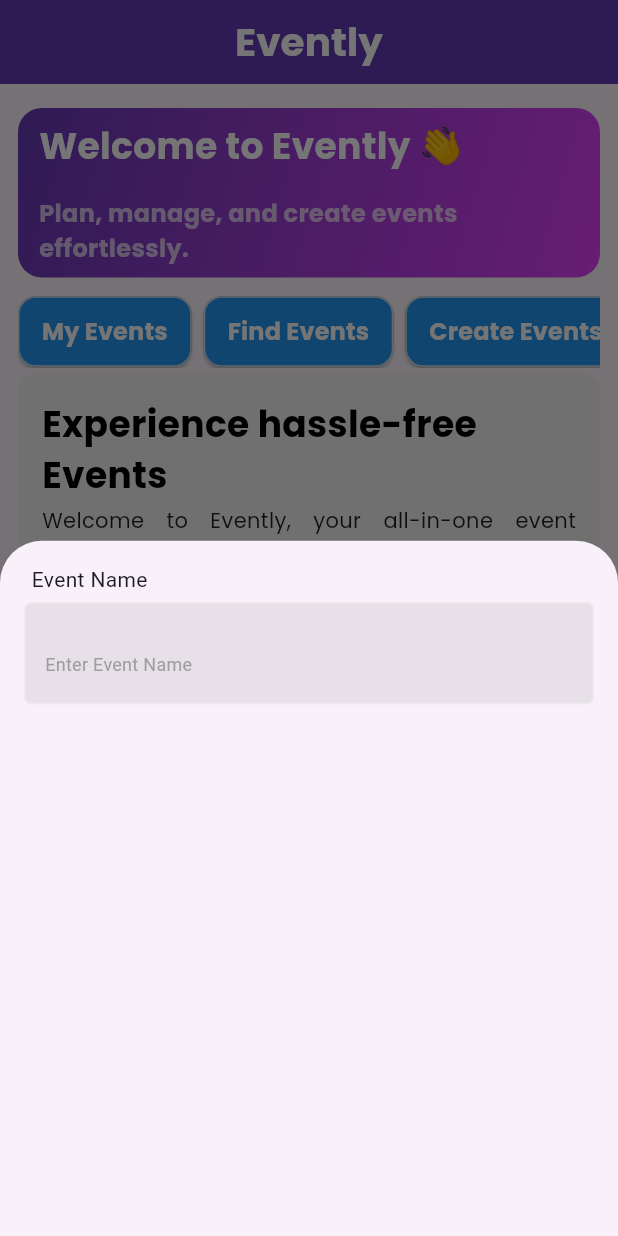
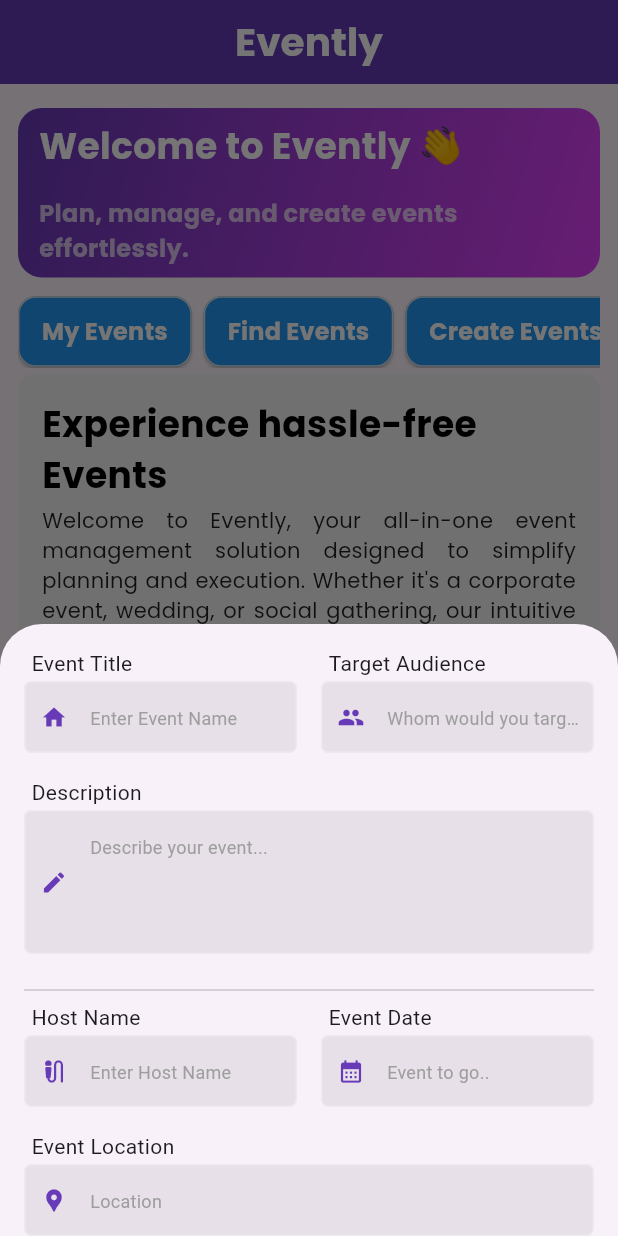
Before and after one commit to gtmpras/Evently, a Flutter app: the screen it shows once a user with an empty profile is signed in, after a tap on "Create Events", on a phone screen of 412 x 824 dp. Run offline on Flutter 3.47's test engine with Material 3 defaults, Android fonts, the phone set to English and light mode, and no system bars; our stand-ins replace cloud_firestore, firebase_auth, firebase_core, flutter_riverpod, go_router, google_fonts and 2 more; accounts and stored records are empty.

Commit message:
event_form manage

```diff
--- a/lib/shared/widgets/form_field_title.dart
+++ b/lib/shared/widgets/form_field_title.dart
@@ -35,7 +35,7 @@ class TextFieldFormat extends StatelessWidget {
             ],
           ),
         ),
-        const SizedBox(height: 5),
+        const SizedBox(height: 2),
         textFormField,
       ],
     );
--- a/lib/shared/widgets/textformfield_widget.dart
+++ b/lib/shared/widgets/textformfield_widget.dart
@@ -5,12 +5,12 @@ Widget customTextFormField(
   TextInputType inputType,
 ) {
   return TextFormField(
+    cursorHeight: 0.5,
     controller: controller,
     keyboardType: inputType,
     decoration: InputDecoration(border: OutlineInputBorder()),
   );
 }
-
 
 Widget customDatePicker(
   TextEditingController controller,
@@ -23,13 +23,14 @@ Widget customDatePicker(
       border: OutlineInputBorder(),
       hintText: 'Select Date', // Optional hint text
     ),
-    onTap: () => _selectDate(context,controller),
+    onTap: () => _selectDate(context, controller),
   );
-
-
 }
 
- Future<void> _selectDate(BuildContext context, TextEditingController controller)async {
+Future<void> _selectDate(
+  BuildContext context,
+  TextEditingController controller,
+) async {
   // Open the date picker and await the selected date
   DateTime? datePicked = await showDatePicker(
     context: context,
@@ -40,6 +41,7 @@ Widget customDatePicker(
 
   if (datePicked != null) {
     // Format the selected date as yyyy-MM-dd
-        controller.text = '${datePicked.year}-${datePicked.month.toString().padLeft(2, '0')}-${datePicked.day.toString().padLeft(2, '0')}';
+    controller.text =
+        '${datePicked.year}-${datePicked.month.toString().padLeft(2, '0')}-${datePicked.day.toString().padLeft(2, '0')}';
   }
 }
--- a/lib/src/presentations/home_screen.dart
+++ b/lib/src/presentations/home_screen.dart
@@ -4,6 +4,7 @@ import 'package:evently/core/routing/route_constants.dart';
 import 'package:evently/shared/widgets/decoration/text_field_decoration.dart';
 import 'package:evently/shared/widgets/form_field_title.dart';
 import 'package:evently/src/partners/services/auth_services.dart';
+import 'package:evently/src/presentations/widgets/create_event_form.dart';
 import 'package:flutter/material.dart';
 
 class HomeScreen extends StatefulWidget {
@@ -107,29 +108,19 @@ class _HomeScreenState extends State<HomeScreen> {
   _buildCreateEvents() {
     return showModalBottomSheet(
       context: context,
+      isScrollControlled: true, // Important for full height with keyboard
       builder:
-          (_) => Container(
-            padding: EdgeInsets.all(16),
-            child: Form(
-              onChanged: () {},
-              child: Column(
-                children: [
-                  Expanded(
-                    child: TextFieldFormat(
-                      textFieldName: "Event Name",
-                      textFormField: TextFormField(
-                        // controller: eventNameController
-                        style: Theme.of(context).textTheme.displaySmall,
-                        decoration: TextFormDecoration(context).decoration(
-                          hintText: "Enter Event Name",
-                          errorText: null,
-                        ),
-                      ),
-                    ),
-                  ),
-                ],
-              ),
+          (_) => Padding(
+            padding: EdgeInsets.only(
+              left: 16,
+              right: 16,
+              top: 16,
+              bottom:
+                  MediaQuery.of(
+                    context,
+                  ).viewInsets.bottom, // Adjust for keyboard
             ),
+            child: SingleChildScrollView(child: const CreateEventForm()),
           ),
     );
   }
--- /dev/null
+++ b/lib/src/presentations/widgets/create_event_form.dart
@@ -0,0 +1,110 @@
+import 'package:flutter/material.dart';
+import 'package:evently/shared/widgets/decoration/text_field_decoration.dart';
+import 'package:evently/shared/widgets/form_field_title.dart';
+
+class CreateEventForm extends StatelessWidget {
+  const CreateEventForm({super.key});
+
+  @override
+  Widget build(BuildContext context) {
+    return Form(
+      onChanged: () {},
+      child: Column(
+        crossAxisAlignment: CrossAxisAlignment.start,
+        children: [
+          // Row with Event Title & Target Audience
+          Row(
+            children: [
+              Expanded(
+                child: TextFieldFormat(
+                  textFieldName: "Event Title",
+                  textFormField: TextFormField(
+                    decoration: TextFormDecoration(context).decoration(
+                      prefixIcon: Icons.home,
+                      hintText: "Enter Event Name",
+                      errorText: null,
+                    ),
+                  ),
+                ),
+              ),
+              const SizedBox(width: 16),
+              Expanded(
+                child: TextFieldFormat(
+                  textFieldName: "Target Audience",
+                  textFormField: TextFormField(
+                    decoration: TextFormDecoration(context).decoration(
+                      prefixIcon: Icons.people,
+                      hintText: "Whom would you target..",
+                      errorText: null,
+                    ),
+                  ),
+                ),
+              ),
+            ],
+          ),
+          const SizedBox(height: 16),
+
+          // Description field
+          TextFieldFormat(
+            textFieldName: "Description",
+            textFormField: TextFormField(
+              maxLines: 3,
+              decoration: TextFormDecoration(context).decoration(
+                prefixIcon: Icons.edit,
+                hintText: "Describe your event...",
+                errorText: null,
+              ),
+            ),
+          ),
+          const SizedBox(height: 16),
+
+          Divider(),
+
+          // Host Name & Event Date
+          Row(
+            children: [
+              Expanded(
+                child: TextFieldFormat(
+                  textFieldName: "Host Name",
+                  textFormField: TextFormField(
+                    decoration: TextFormDecoration(context).decoration(
+                      prefixIcon: Icons.mic_external_on_rounded,
+                      hintText: "Enter Host Name",
+                      errorText: null,
+                    ),
+                  ),
+                ),
+              ),
+              const SizedBox(width: 16),
+              Expanded(
+                child: TextFieldFormat(
+                  textFieldName: "Event Date",
+                  textFormField: TextFormField(
+                    decoration: TextFormDecoration(context).decoration(
+                      prefixIcon: Icons.calendar_month,
+                      hintText: "Event to go..",
+                      errorText: null,
+                    ),
+                  ),
+                ),
+              ),
+            ],
+          ),
+          const SizedBox(height: 16),
+
+          // Event Location
+          TextFieldFormat(
+            textFieldName: "Event Location",
+            textFormField: TextFormField(
+              decoration: TextFormDecoration(context).decoration(
+                prefixIcon: Icons.location_pin,
+                hintText: "Location",
+                errorText: null,
+              ),
+            ),
+          ),
+        ],
+      ),
+    );
+  }
+}
```
Lines whose indentation alone changed are shown as unchanged.
